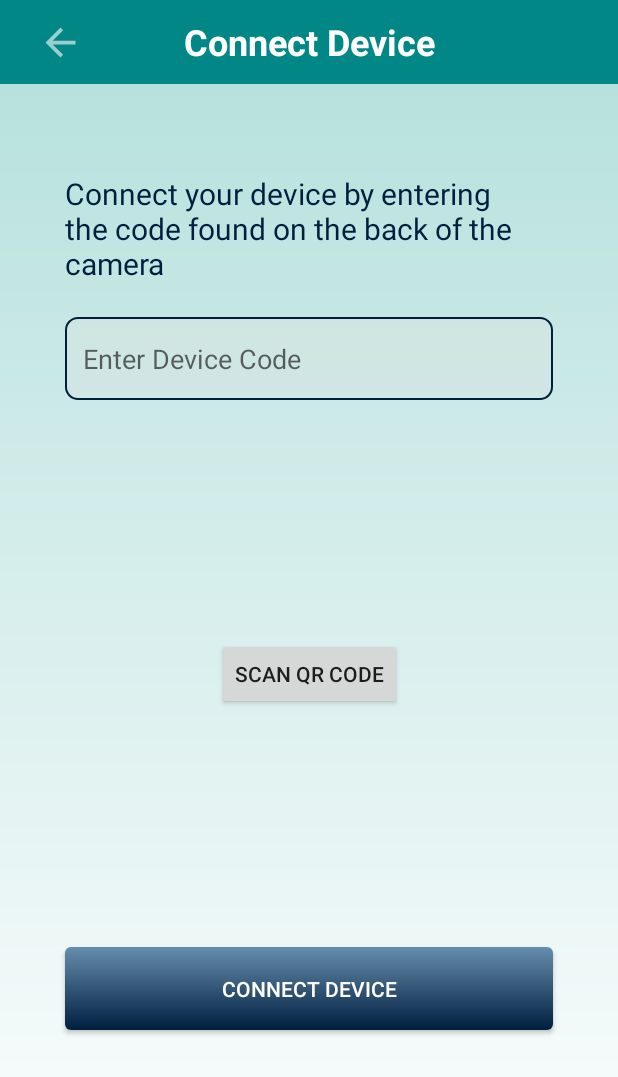
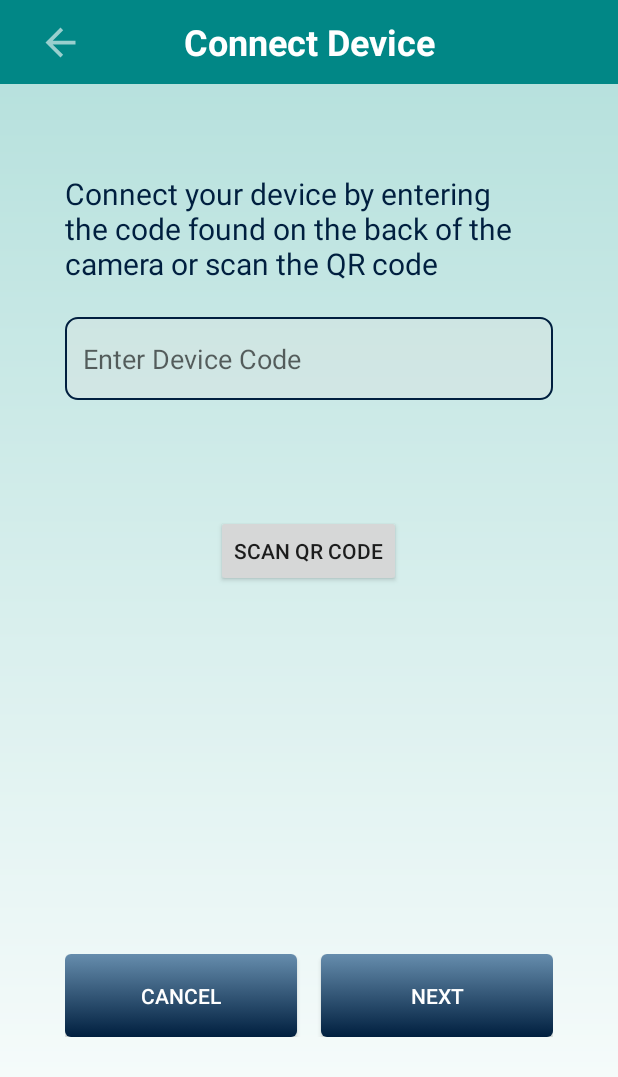
Before and after one commit to Rihazul/COEN-ELEC-390-PROJECT, an Android app: the ConnectDeviceActivity screen opened directly, with no data from a screen before it, on a phone screen of 412 x 824 dp. Shown: the top 1077 px of the screen. Run offline under Robolectric (Android 15) with nearby library versions, the phone set to English and light mode, and no system bars; our stand-ins replace Firebase (no records; nobody signed in at launch, a user with empty details on screens opened directly); libraries missing offline, so code that uses them is left out: com.google.zxing.integration.

Commit message:
Added select home when adding device

```diff
--- a/Prototype/app/src/main/AndroidManifest.xml
+++ b/Prototype/app/src/main/AndroidManifest.xml
@@ -46,6 +46,7 @@
         <activity android:name=".LiveAlertsListActivity" />
         <activity android:name=".LiveAlertsDetailsActivity" />
         <activity android:name=".AddHomeActivity" />
+        <activity android:name=".SelectHomeActivity" />
 
     </application>
 
--- a/Prototype/app/src/main/java/com/example/prototype/ConnectDeviceActivity.java
+++ b/Prototype/app/src/main/java/com/example/prototype/ConnectDeviceActivity.java
@@ -23,17 +23,19 @@ public class ConnectDeviceActivity extends AppCompatActivity {
 
     private ImageButton backButton;
     private EditText deviceCodeInput;
-    private Button connectDeviceButton;
+    private Button nextButton;
+    private Button cancelButton;
     private Button buttonScan;
 
     @Override
     protected void onCreate(Bundle savedInstanceState) {
         super.onCreate(savedInstanceState);
-        setContentView(R.layout.activity_connect_device);
+        setContentView(R.layout.activity_connect_device_device_id);
         Objects.requireNonNull(getSupportActionBar()).hide();
 
         deviceCodeInput = findViewById(R.id.deviceCodeInput);
-        connectDeviceButton = findViewById(R.id.connectDeviceButton);
+        nextButton = findViewById(R.id.nextButton);
+        cancelButton = findViewById(R.id.cancelButton);
         backButton = findViewById(R.id.backButton);
         buttonScan = findViewById(R.id.buttonScan);
         buttonScan.setOnClickListener(new View.OnClickListener() {
@@ -47,7 +49,7 @@ public class ConnectDeviceActivity extends AppCompatActivity {
         });
 
 
-        connectDeviceButton.setOnClickListener(new View.OnClickListener() {
+        nextButton.setOnClickListener(new View.OnClickListener() {
             @Override
             public void onClick(View view) {
                 FirebaseUser user = FirebaseAuth.getInstance().getCurrentUser();
@@ -60,6 +62,14 @@ public class ConnectDeviceActivity extends AppCompatActivity {
                 }
             }
         });
+
+        cancelButton.setOnClickListener(new View.OnClickListener() {
+            @Override
+            public void onClick(View view) {
+                goToMainActivity();
+            }
+        });
+
         backButton.setOnClickListener(new View.OnClickListener() {
             @Override
             public void onClick(View view) {
@@ -90,4 +100,9 @@ public class ConnectDeviceActivity extends AppCompatActivity {
         }
     }
 
+    private void goToMainActivity() {
+        Intent intent = new Intent(getApplicationContext(), MainActivity.class);
+        startActivity(intent);
+    }
+
 }
--- a/Prototype/app/src/main/java/com/example/prototype/ForgetPassword.java
+++ b/Prototype/app/src/main/java/com/example/prototype/ForgetPassword.java
@@ -15,6 +15,8 @@ import com.google.android.gms.tasks.OnFailureListener;
 import com.google.android.gms.tasks.OnSuccessListener;
 import com.google.firebase.auth.FirebaseAuth;
 
+import java.util.Objects;
+
 public class ForgetPassword extends AppCompatActivity {
 
     private EditText editText1;
@@ -26,6 +28,7 @@ public class ForgetPassword extends AppCompatActivity {
     protected void onCreate(Bundle savedInstanceState) {
         super.onCreate(savedInstanceState);
         setContentView(R.layout.activity_forget_password);
+        Objects.requireNonNull(getSupportActionBar()).hide();
 
         editText1=findViewById(R.id.reset_email);
         button_reset=findViewById(R.id.reset_password);
--- /dev/null
+++ b/Prototype/app/src/main/res/drawable/done.xml
@@ -0,0 +1,5 @@
+<vector android:height="24dp" android:tint="#05B619"
+    android:viewportHeight="24" android:viewportWidth="24"
+    android:width="24dp" xmlns:android="http://schemas.android.com/apk/res/android">
+    <path android:fillColor="@android:color/white" android:pathData="M9,16.2L4.8,12l-1.4,1.4L9,19 21,7l-1.4,-1.4L9,16.2z"/>
+</vector>
--- /dev/null
+++ b/Prototype/app/src/main/res/layout/activity_connect_device_device_id.xml
@@ -0,0 +1,113 @@
+<?xml version="1.0" encoding="utf-8"?>
+<androidx.constraintlayout.widget.ConstraintLayout xmlns:android="http://schemas.android.com/apk/res/android"
+    xmlns:app="http://schemas.android.com/apk/res-auto"
+    xmlns:tools="http://schemas.android.com/tools"
+    android:layout_width="match_parent"
+    android:layout_height="match_parent"
+    android:background="@drawable/background_gradient"
+    tools:context=".ConnectDeviceActivity">
+
+    <androidx.appcompat.widget.Toolbar
+        android:id="@+id/my_toolbar"
+        android:layout_width="match_parent"
+        android:layout_height="?attr/actionBarSize"
+        android:background="@color/teal_700"
+        app:layout_constraintTop_toTopOf="parent"
+        app:layout_constraintStart_toStartOf="parent"
+        app:layout_constraintEnd_toEndOf="parent">
+
+        <ImageButton
+            android:id="@+id/backButton"
+            android:layout_width="48dp"
+            android:layout_height="48dp"
+            android:background="?android:attr/selectableItemBackground"
+            android:contentDescription="@string/back_button"
+            android:padding="12dp"
+            android:src="@drawable/ic_back_arrow" />
+
+        <TextView
+            android:layout_width="wrap_content"
+            android:layout_height="wrap_content"
+            android:text="@string/connect_device"
+            android:textColor="@color/white"
+            android:textSize="24sp"
+            android:textStyle="bold"
+            android:layout_gravity="center" />
+
+    </androidx.appcompat.widget.Toolbar>
+
+    <TextView
+        android:id="@+id/connectDeviceInstruction"
+        android:layout_width="325dp"
+        android:layout_height="80dp"
+        android:text="@string/connect_your_device_by_entering_the_code_found_on_the_back_of_the_camera"
+        android:textColor="@color/deep_navy_blue"
+        android:textSize="20sp"
+        app:layout_constraintBottom_toBottomOf="parent"
+        app:layout_constraintEnd_toEndOf="parent"
+        app:layout_constraintStart_toStartOf="parent"
+        app:layout_constraintTop_toBottomOf="@+id/my_toolbar"
+        app:layout_constraintVertical_bias="0.086" />
+
+    <EditText
+        android:id="@+id/deviceCodeInput"
+        android:layout_width="325dp"
+        android:layout_height="55dp"
+        android:layout_marginTop="16dp"
+        android:background="@drawable/edittext_background"
+        android:hint="@string/enter_device_code"
+        android:inputType="text"
+        android:paddingStart="12dp"
+        android:paddingEnd="12dp"
+        app:errorTextColor="@color/error_color"
+        app:layout_constraintBottom_toBottomOf="parent"
+        app:layout_constraintEnd_toEndOf="parent"
+        app:layout_constraintStart_toStartOf="parent"
+        app:layout_constraintTop_toBottomOf="@+id/connectDeviceInstruction"
+        app:layout_constraintVertical_bias="0.0" />
+
+    <androidx.appcompat.widget.AppCompatButton
+        android:id="@+id/buttonScan"
+        android:layout_width="wrap_content"
+        android:layout_height="wrap_content"
+        android:text="Scan QR Code"
+        app:layout_constraintBottom_toBottomOf="parent"
+        app:layout_constraintEnd_toEndOf="parent"
+        app:layout_constraintHorizontal_bias="0.498"
+        app:layout_constraintStart_toStartOf="parent"
+        app:layout_constraintTop_toBottomOf="@+id/deviceCodeInput"
+        app:layout_constraintVertical_bias="0.15" />
+
+    <LinearLayout
+        android:layout_width="325dp"
+        android:layout_height="55dp"
+        android:layout_marginTop="16dp"
+        android:orientation="horizontal"
+        app:layout_constraintBottom_toBottomOf="parent"
+        app:layout_constraintEnd_toEndOf="parent"
+        app:layout_constraintStart_toStartOf="parent"
+        app:layout_constraintTop_toBottomOf="@+id/buttonScan"
+        app:layout_constraintVertical_bias="0.632">
+
+        <androidx.appcompat.widget.AppCompatButton
+            android:id="@+id/cancelButton"
+            android:layout_width="154.5dp"
+            android:layout_height="match_parent"
+            android:layout_marginRight="8dp"
+            android:background="@drawable/button_gradient"
+            android:backgroundTint="@null"
+            android:text="@string/cancel"
+            android:textColor="@color/white" />
+
+        <androidx.appcompat.widget.AppCompatButton
+            android:id="@+id/nextButton"
+            android:layout_width="154.5dp"
+            android:layout_height="match_parent"
+            android:layout_marginLeft="8dp"
+            android:background="@drawable/button_gradient"
+            android:backgroundTint="@null"
+            android:text="@string/next"
+            android:textColor="@color/white" />
+    </LinearLayout>
+
+</androidx.constraintlayout.widget.ConstraintLayout>
--- a/Prototype/app/src/main/res/values/strings.xml
+++ b/Prototype/app/src/main/res/values/strings.xml
@@ -65,8 +65,10 @@
     <string name="verify_the_email_before_joining_in">Verify the email before joining in!</string>
     <string name="failed_to_save_user_profile_information_please_try_again">Failed to save user profile information. Please try again</string>
     <string name="an_account_with_this_email_already_exists">An account with this email already exists!</string>
-    <string name="connect_your_device_by_entering_the_code_found_on_the_back_of_the_camera">Connect your device by entering the code found on the back of the camera</string>
+    <string name="connect_your_device_by_entering_the_code_found_on_the_back_of_the_camera">Connect your device by entering the code found on the back of the camera or scan the QR code</string>
     <string name="enter_device_code">Enter Device Code</string>
     <string name="navigation_drawer_open">Open</string>
     <string name="navigation_drawer_close">Close</string>
+    <string name="next">Next</string>
+    <string name="home">Home</string>
 </resources>
```
Also changed, not shown: Prototype/app/src/main/java/com/example/prototype/HomeAdapter.java (added, +72 -0 lines), Prototype/app/src/main/java/com/example/prototype/MainActivity.java (+19 -10 lines), Prototype/app/src/main/java/com/example/prototype/SelectHomeActivity.java (added, +119 -0 lines), Prototype/app/src/main/res/layout/activity_connect_device_select_home.xml (renamed from Prototype/app/src/main/res/layout/activity_connect_device.xml, +38 -34 lines), Prototype/app/src/main/res/layout/activity_forget_password.xml (+6 -6 lines), Prototype/app/src/main/res/layout/activity_main.xml (+15 -0 lines), Prototype/app/src/main/res/layout/home_item.xml (added, +32 -0 lines).
